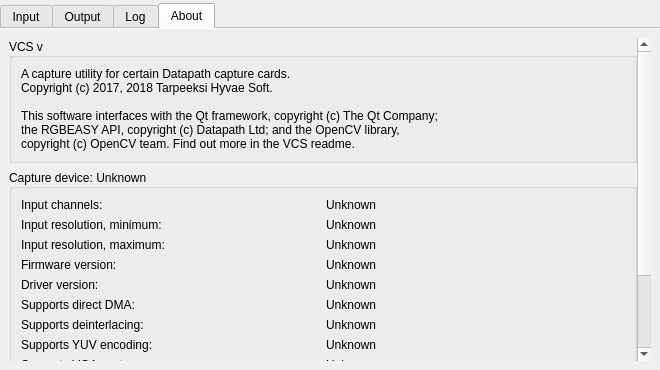
Before: the Qt Designer form src/display/qt/d_control_panel.ui in mrehkopf/vcs, drawn with Qt 5.
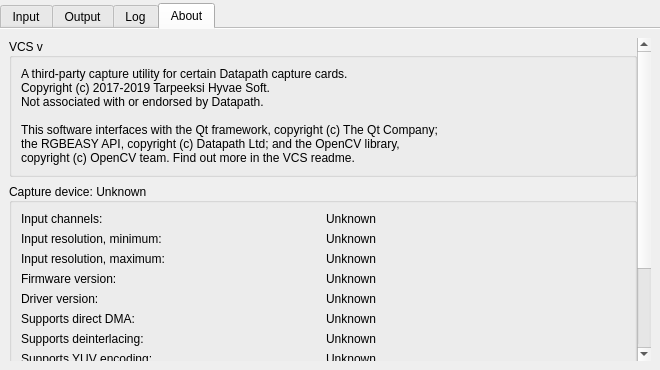
After: the same form once the commit is applied. The open tabs and pages were chosen to show the change.

Commit message: GUI: Update info on control panel's 'About' tab

```diff
--- a/src/display/qt/d_control_panel.ui
+++ b/src/display/qt/d_control_panel.ui
@@ -1331,7 +1331,7 @@
             <x>0</x>
             <y>0</y>
             <width>624</width>
-            <height>499</height>
+            <height>516</height>
            </rect>
           </property>
           <layout class="QVBoxLayout" name="verticalLayout_8">
@@ -1383,8 +1383,9 @@
               <item>
                <widget class="QLabel" name="label_17">
                 <property name="text">
-                 <string>A capture utility for certain Datapath capture cards.
-Copyright (c) 2017, 2018 Tarpeeksi Hyvae Soft.
+                 <string>A third-party capture utility for certain Datapath capture cards.
+Copyright (c) 2017-2019 Tarpeeksi Hyvae Soft.
+Not associated with or endorsed by Datapath.
 
 This software interfaces with the Qt framework, copyright (c) The Qt Company;
 the RGBEASY API, copyright (c) Datapath Ltd; and the OpenCV library,
```
